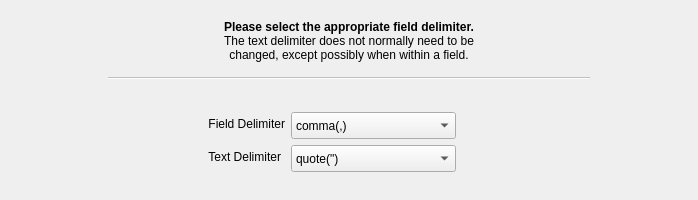
The window that kmymoney/plugins/csvimport/separatorwizardpage.ui (KDE/kmymoney) describes before a commit, drawn with Qt 5.
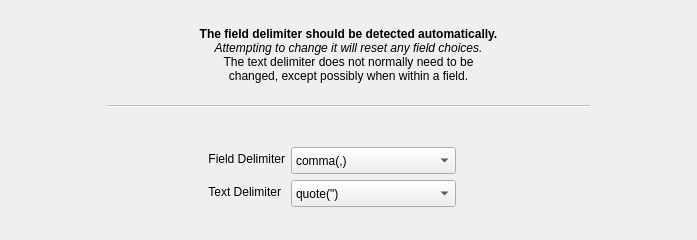
The same window after the commit. Custom widgets are drawn as their Qt base class.

Commit message: Highlight unwanted rows instead of deleting them on import. Improve display to avoid clipping height of rows. Standardise height of wizard pages so table widget height doesn't change. Don't move position of 'Back' button between pages. Check for valid numeric entries on investment import.

```diff
--- a/kmymoney/plugins/csvimport/separatorwizardpage.ui
+++ b/kmymoney/plugins/csvimport/separatorwizardpage.ui
@@ -6,8 +6,8 @@
    <rect>
     <x>0</x>
     <y>0</y>
-    <width>698</width>
-    <height>200</height>
+    <width>697</width>
+    <height>240</height>
    </rect>
   </property>
   <property name="sizePolicy">
@@ -16,10 +16,16 @@
     <verstretch>0</verstretch>
    </sizepolicy>
   </property>
+  <property name="minimumSize">
+   <size>
+    <width>0</width>
+    <height>230</height>
+   </size>
+  </property>
   <property name="maximumSize">
    <size>
     <width>16777215</width>
-    <height>240</height>
+    <height>267</height>
    </size>
   </property>
   <property name="windowTitle">
@@ -42,7 +48,20 @@
       </spacer>
      </item>
      <item>
-      <layout class="QVBoxLayout" name="verticalLayout" stretch="20,3,30">
+      <layout class="QVBoxLayout" name="verticalLayout" stretch="0,20,0,3,0,30,0">
+       <item>
+        <spacer name="verticalSpacer_4">
+         <property name="orientation">
+          <enum>Qt::Vertical</enum>
+         </property>
+         <property name="sizeHint" stdset="0">
+          <size>
+           <width>20</width>
+           <height>40</height>
+          </size>
+         </property>
+        </spacer>
+       </item>
        <item>
         <widget class="QLabel" name="label">
          <property name="maximumSize">
@@ -55,13 +74,27 @@
           <string>&lt;!DOCTYPE HTML PUBLIC &quot;-//W3C//DTD HTML 4.0//EN&quot; &quot;http://www.w3.org/TR/REC-html40/strict.dtd&quot;&gt;
 &lt;html&gt;&lt;head&gt;&lt;meta name=&quot;qrichtext&quot; content=&quot;1&quot; /&gt;&lt;style type=&quot;text/css&quot;&gt;
 p, li { white-space: pre-wrap; }
-&lt;/style&gt;&lt;/head&gt;&lt;body style=&quot; font-family:'Sans Serif'; font-size:8pt; font-weight:400; font-style:normal;&quot;&gt;
-&lt;p align=&quot;center&quot; style=&quot; margin-top:0px; margin-bottom:0px; margin-left:0px; margin-right:0px; -qt-block-indent:0; text-indent:0px;&quot;&gt;&lt;span style=&quot; font-size:9pt; font-weight:600;&quot;&gt;Please select the appropriate field delimiter.&lt;/span&gt;&lt;/p&gt;
-&lt;p align=&quot;center&quot; style=&quot; margin-top:0px; margin-bottom:0px; margin-left:0px; margin-right:0px; -qt-block-indent:0; text-indent:0px;&quot;&gt;&lt;span style=&quot; font-size:9pt;&quot;&gt;The text delimiter does not normally need to be&lt;/span&gt;&lt;/p&gt;
-&lt;p align=&quot;center&quot; style=&quot; margin-top:0px; margin-bottom:0px; margin-left:0px; margin-right:0px; -qt-block-indent:0; text-indent:0px;&quot;&gt;&lt;span style=&quot; font-size:9pt;&quot;&gt;changed, except possibly when within a field.&lt;/span&gt;&lt;/p&gt;&lt;/body&gt;&lt;/html&gt;</string>
+&lt;/style&gt;&lt;/head&gt;&lt;body style=&quot; font-family:'Ubuntu'; font-size:9pt; font-weight:400; font-style:normal;&quot;&gt;
+&lt;p align=&quot;center&quot; style=&quot; margin-top:0px; margin-bottom:0px; margin-left:0px; margin-right:0px; -qt-block-indent:0; text-indent:0px;&quot;&gt;&lt;span style=&quot; font-family:'Sans Serif'; font-weight:600;&quot;&gt;The field delimiter should be detected automatically.&lt;/span&gt;&lt;/p&gt;
+&lt;p align=&quot;center&quot; style=&quot; margin-top:0px; margin-bottom:0px; margin-left:0px; margin-right:0px; -qt-block-indent:0; text-indent:0px;&quot;&gt;&lt;span style=&quot; font-family:'Sans Serif'; font-style:italic;&quot;&gt;Attempting to change it will reset any field choices.&lt;/span&gt;&lt;/p&gt;
+&lt;p align=&quot;center&quot; style=&quot; margin-top:0px; margin-bottom:0px; margin-left:0px; margin-right:0px; -qt-block-indent:0; text-indent:0px;&quot;&gt;&lt;span style=&quot; font-family:'Sans Serif';&quot;&gt;The text delimiter does not normally need to be&lt;/span&gt;&lt;/p&gt;
+&lt;p align=&quot;center&quot; style=&quot; margin-top:0px; margin-bottom:0px; margin-left:0px; margin-right:0px; -qt-block-indent:0; text-indent:0px;&quot;&gt;&lt;span style=&quot; font-family:'Sans Serif';&quot;&gt;changed, except possibly when within a field.&lt;/span&gt;&lt;/p&gt;&lt;/body&gt;&lt;/html&gt;</string>
          </property>
         </widget>
        </item>
+       <item>
+        <spacer name="verticalSpacer_3">
+         <property name="orientation">
+          <enum>Qt::Vertical</enum>
+         </property>
+         <property name="sizeHint" stdset="0">
+          <size>
+           <width>20</width>
+           <height>40</height>
+          </size>
+         </property>
+        </spacer>
+       </item>
        <item>
         <widget class="Line" name="line_hor">
          <property name="enabled">
@@ -72,6 +105,19 @@
          </property>
         </widget>
        </item>
+       <item>
+        <spacer name="verticalSpacer_5">
+         <property name="orientation">
+          <enum>Qt::Vertical</enum>
+         </property>
+         <property name="sizeHint" stdset="0">
+          <size>
+           <width>20</width>
+           <height>40</height>
+          </size>
+         </property>
+        </spacer>
+       </item>
        <item>
         <layout class="QHBoxLayout" name="horizontalLayout" stretch="12,40,20">
          <item>
@@ -235,6 +281,19 @@
          </item>
         </layout>
        </item>
+       <item>
+        <spacer name="verticalSpacer_6">
+         <property name="orientation">
+          <enum>Qt::Vertical</enum>
+         </property>
+         <property name="sizeHint" stdset="0">
+          <size>
+           <width>20</width>
+           <height>40</height>
+          </size>
+         </property>
+        </spacer>
+       </item>
       </layout>
      </item>
      <item>
```
Left out of the diff: 3 changed lines with no effect on the pictures. The commit also changes 18 other files.
